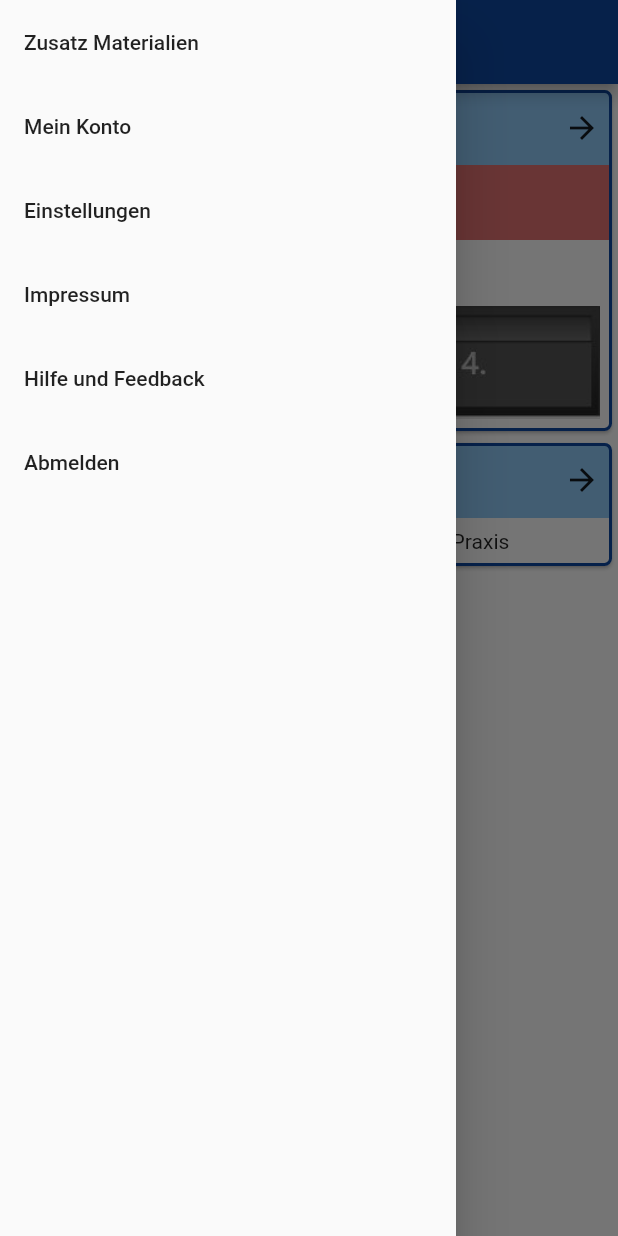
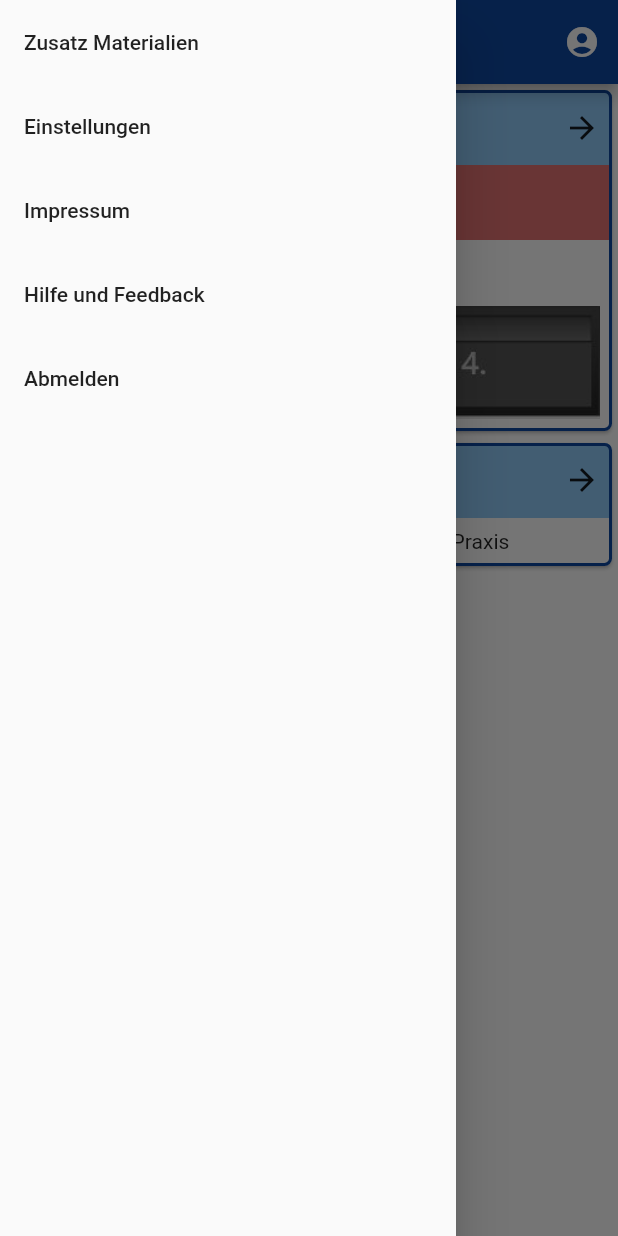
Before and after one commit to Scount/DrivePlan, a Flutter app: the HomePage screen opened directly, with the side drawer open, on a phone screen of 412 x 824 dp. Run offline on Flutter 3.47's test engine with Material 2 defaults, Android fonts, the phone set to English and light mode, and no system bars; our stand-ins replace bloc, equatable, fl_chart, responsive_grid, table_calendar.

Commit message:
added my account action to home page

```diff
--- a/lib/pages/home_page.dart
+++ b/lib/pages/home_page.dart
@@ -22,6 +22,12 @@ class _HomePageState extends State<HomePage> {
       drawer: drawer(),
       appBar: AppBar(
         title: Text("Fahren Lernen"),
+        actions: [
+          IconButton(
+              icon: Icon(Icons.account_circle),
+              onPressed: () => Navigator.push(context,
+                  MaterialPageRoute(builder: (context) => MyAccount())))
+        ],
         centerTitle: true,
       ),
       body: body(),
@@ -31,7 +37,9 @@ class _HomePageState extends State<HomePage> {
   Widget body() {
     return ResponsiveGridRow(children: [
       ResponsiveGridCol(child: questions(), sm: 6),
-      ausklappen ? ResponsiveGridCol(child: zusatzTraining(), sm: 6) : Container()
+      ausklappen
+          ? ResponsiveGridCol(child: zusatzTraining(), sm: 6)
+          : Container()
     ]);
   }
 
@@ -61,7 +69,8 @@ class _HomePageState extends State<HomePage> {
                     Expanded(
                         child: Text(
                       "Geführten Lernweg fortsetzen",
-                      style: TextStyle(fontSize: 18, fontWeight: FontWeight.bold),
+                      style:
+                          TextStyle(fontSize: 18, fontWeight: FontWeight.bold),
                     )),
                     Icon(Icons.arrow_forward)
                   ],
@@ -111,7 +120,10 @@ class _HomePageState extends State<HomePage> {
                         Container(
                           height: 10,
                         ),
-                        Container(color: Colors.red, child: Image(image: AssetImage('assets/fortschritt.PNG')))
+                        Container(
+                            color: Colors.red,
+                            child: Image(
+                                image: AssetImage('assets/fortschritt.PNG')))
                       ],
                     ),
                   ),
@@ -127,7 +139,8 @@ class _HomePageState extends State<HomePage> {
   Widget zusatzTraining() {
     return GestureDetector(
       onTap: () {
-        Navigator.of(context).push(new MaterialPageRoute(builder: (context) => ZusatzTraining()));
+        Navigator.of(context).push(
+            new MaterialPageRoute(builder: (context) => ZusatzTraining()));
       },
       child: Card(
         child: Column(
@@ -145,7 +158,9 @@ class _HomePageState extends State<HomePage> {
                 child: Row(
                   children: [
                     Expanded(
-                        child: Text("Zusatz Training", style: TextStyle(fontSize: 18, fontWeight: FontWeight.bold))),
+                        child: Text("Zusatz Training",
+                            style: TextStyle(
+                                fontSize: 18, fontWeight: FontWeight.bold))),
                     Icon(Icons.arrow_forward)
                   ],
                 ),
@@ -172,16 +187,8 @@ class _HomePageState extends State<HomePage> {
             onTap: () {
               Navigator.push(
                 context,
-                MaterialPageRoute(builder: (context) => AdditionalTrainingPage()),
-              );
-            },
-          ),
-          ListTile(
-            title: Text("Mein Konto"),
-            onTap: () {
-              Navigator.push(
-                context,
-                MaterialPageRoute(builder: (context) => MyAccount()),
+                MaterialPageRoute(
+                    builder: (context) => AdditionalTrainingPage()),
               );
             },
           ),
```
